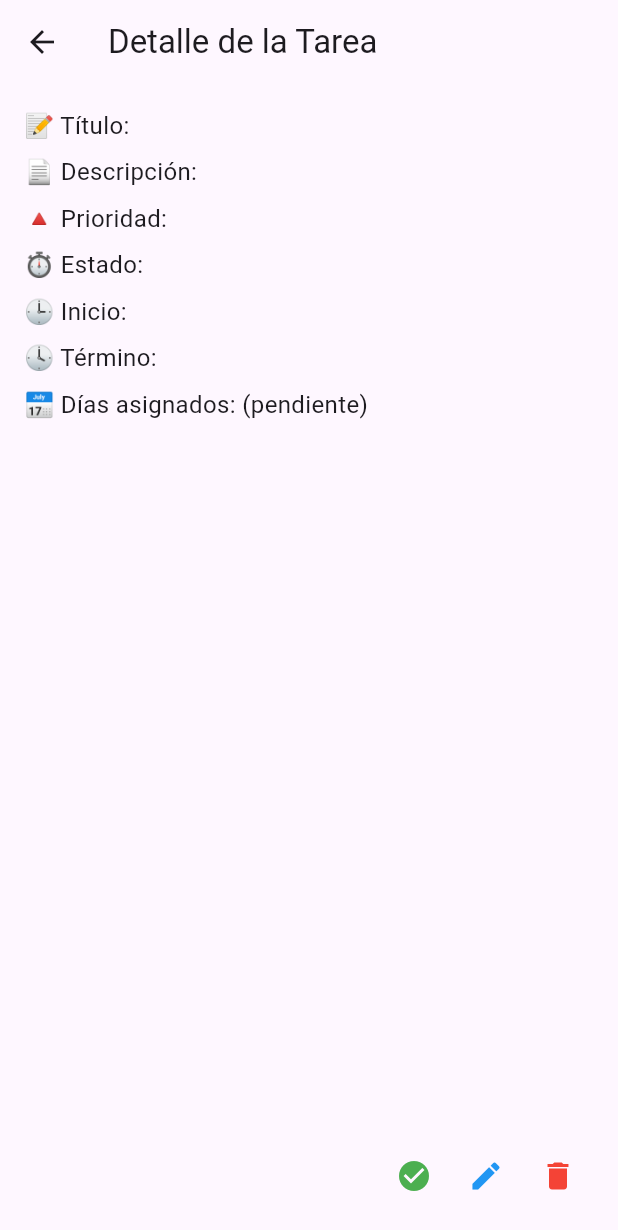
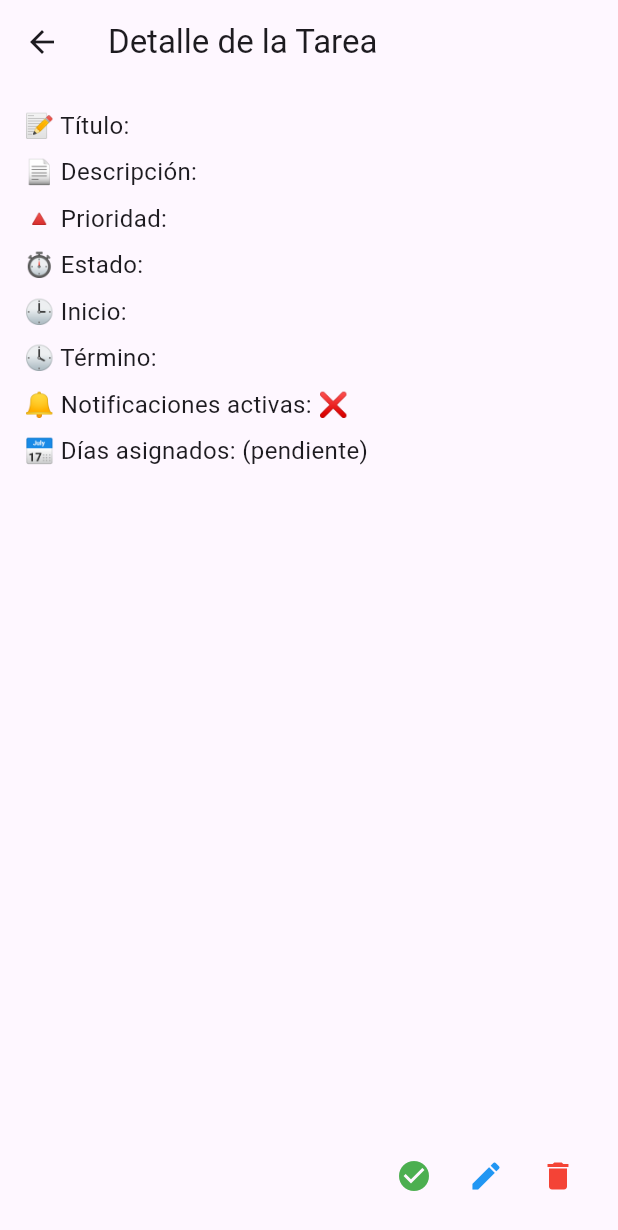
Before and after one commit to Seba-QA/AppTareas, a Flutter app: the DetalleTareaScreen screen opened directly with empty values, on a phone screen of 412 x 824 dp. Shown: the top 1230 px of the screen. Run offline on Flutter 3.47's test engine with Material 3 defaults, Android fonts, the light colour scheme and no system bars; our stand-ins replace flutter_local_notifications, sqflite, timezone; accounts and stored records are empty.

Commit message:
Notificaciones implementadas
Se agrega la función de notificaciones de tareas, recordatorio 5 min antes del comienzo y 10 min antes de que finalice la tarea, actualmente las notificaciones no están llegando, se está revisando la razón.

```diff
--- a/lib/main.dart
+++ b/lib/main.dart
@@ -1,9 +1,14 @@
 import 'screens/home_screen.dart';
 import 'package:flutter/material.dart';
+import 'utils/notificaciones_helper.dart';
 
-void main() {
+
+void main() async {
+  WidgetsFlutterBinding.ensureInitialized(); // Asegura que los bindings de Flutter estén inicializados antes de ejecutar la app
+  await NotificacionesHelper.inicializar(); // 🔔 Inicializa el sistema de notificaciones
   runApp(const MyApp());
 }
+
 
 class MyApp extends StatelessWidget {
   const MyApp({super.key});
--- a/lib/screens/detalle_tarea_screen.dart
+++ b/lib/screens/detalle_tarea_screen.dart
@@ -3,17 +3,14 @@ import '../models/tarea.dart';
 import '../models/tarea_dia.dart';
 import '../screens/editar_tarea_screen.dart';
 import '../db/db_helper.dart';
+
 class DetalleTareaScreen extends StatelessWidget {
   final Tarea tarea;
   final TareaDia tareaDia; // Asegúrate de importar el modelo
   final DatabaseHelper _dbHelper = DatabaseHelper();
 
-  DetalleTareaScreen({
-    Key? key,
-    required this.tarea,
-    required this.tareaDia,
-  }) : super(key: key);
-
+  DetalleTareaScreen({Key? key, required this.tarea, required this.tareaDia})
+    : super(key: key);
 
   @override
   Widget build(BuildContext context) {
@@ -51,6 +48,11 @@ class DetalleTareaScreen extends StatelessWidget {
             const SizedBox(height: 8),
             Text(
               '🕓 Término: ${tareaDia.horaTermino}',
+              style: const TextStyle(fontSize: 16),
+            ),
+            const SizedBox(height: 8),
+            Text(
+              '🔔 Notificaciones activas: ${tarea.notificacion ? '✅' : '❌'}',
               style: const TextStyle(fontSize: 16),
             ),
             const SizedBox(height: 8),
--- a/lib/screens/editar_tarea_screen.dart
+++ b/lib/screens/editar_tarea_screen.dart
@@ -1,5 +1,4 @@
 import 'package:flutter/material.dart';
-import 'package:uuid/uuid.dart';
 import '../db/db_helper.dart';
 import '../models/tarea.dart';
 import '../models/tarea_dia.dart';
--- a/lib/widgets/task_tile.dart
+++ b/lib/widgets/task_tile.dart
@@ -16,7 +16,6 @@ class TaskTile extends StatelessWidget {
 
   @override
   Widget build(BuildContext context) {
-    final colorPrioridad = _obtenerColorPrioridad(tarea.prioridad);
 
     return GestureDetector(
       onTap:
--- a/pubspec.yaml
+++ b/pubspec.yaml
@@ -16,6 +16,9 @@ dependencies:
   path: ^1.9.0    # Para manejar rutas de archivos (bases de datos locales)
   path_provider: ^2.1.2 # Para obtener la ruta donde guardar la base de datos
   uuid: ^4.2.1 # Para generar IDs únicos
+  flutter_local_notifications: 17.2.1 # Para notificaciones locales
+  timezone: ^0.9.2 # Para manejar zonas horarias
+
 
 dev_dependencies:
   flutter_test:
```
Also changed, not shown: lib/screens/agregar_tarea_screen.dart (+43 -2 lines), lib/utils/notificaciones_helper.dart (added, +56 -0 lines), pubspec.lock, 3 other files.
